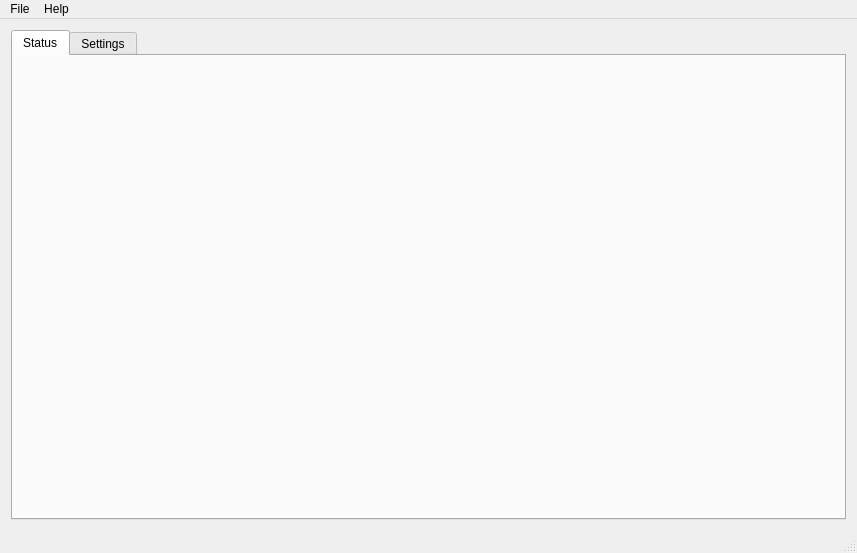
Qt form Source/window.ui (Grandbrain/Sensor) before a commit.
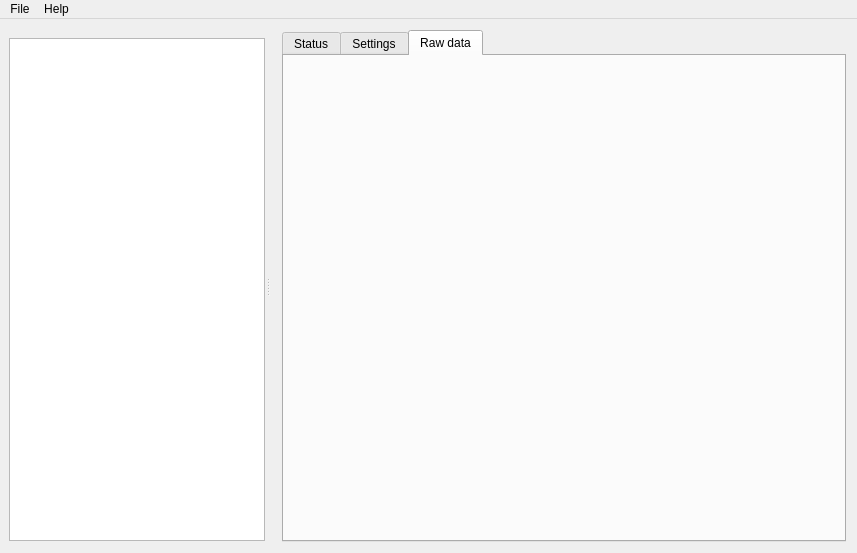
The same form after that commit. Icons and pictures are not drawn.

```diff
--- a/Source/window.ui
+++ b/Source/window.ui
@@ -25,7 +25,7 @@
     <item row="0" column="0">
      <widget class="QTabWidget" name="tabWidget">
       <property name="currentIndex">
-       <number>0</number>
+       <number>2</number>
       </property>
       <widget class="QWidget" name="tabStatus">
        <attribute name="title">
@@ -39,6 +39,12 @@
        </attribute>
        <layout class="QGridLayout" name="gridLayout_3"/>
       </widget>
+      <widget class="QWidget" name="tabRaw">
+       <attribute name="title">
+        <string>Raw data</string>
+       </attribute>
+       <layout class="QGridLayout" name="gridLayout_6"/>
+      </widget>
      </widget>
     </item>
    </layout>
@@ -67,7 +73,39 @@
    <addaction name="menuFile"/>
    <addaction name="menuHelp"/>
   </widget>
-  <widget class="QStatusBar" name="statusBar"/>
+  <widget class="QDockWidget" name="dockWidget">
+   <property name="floating">
+    <bool>false</bool>
+   </property>
+   <property name="features">
+    <set>QDockWidget::DockWidgetMovable</set>
+   </property>
+   <property name="allowedAreas">
+    <set>Qt::LeftDockWidgetArea|Qt::RightDockWidgetArea</set>
+   </property>
+   <attribute name="dockWidgetArea">
+    <number>1</number>
+   </attribute>
+   <widget class="QWidget" name="dockWidgetContents">
+    <layout class="QGridLayout" name="gridLayout_5">
+     <property name="leftMargin">
+      <number>9</number>
+     </property>
+     <property name="topMargin">
+      <number>0</number>
+     </property>
+     <property name="rightMargin">
+      <number>0</number>
+     </property>
+     <property name="bottomMargin">
+      <number>12</number>
+     </property>
+     <item row="0" column="0">
+      <widget class="QListView" name="listView"/>
+     </item>
+    </layout>
+   </widget>
+  </widget>
   <action name="actionExit">
    <property name="text">
     <string>Exit</string>
```
Left out of the diff: 4 changed lines with no effect on the pictures.
